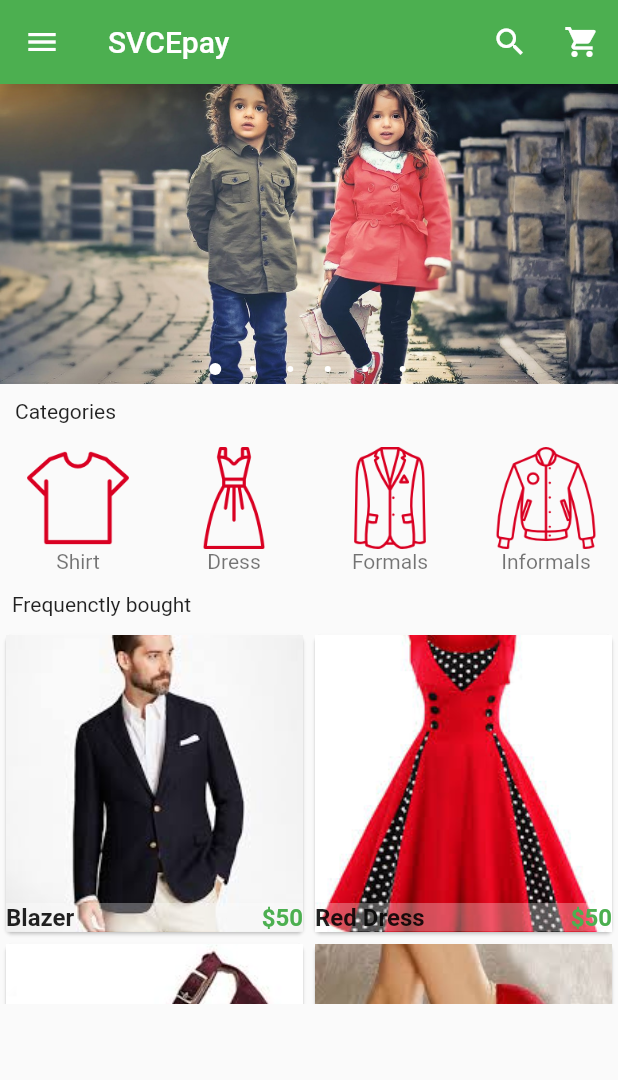
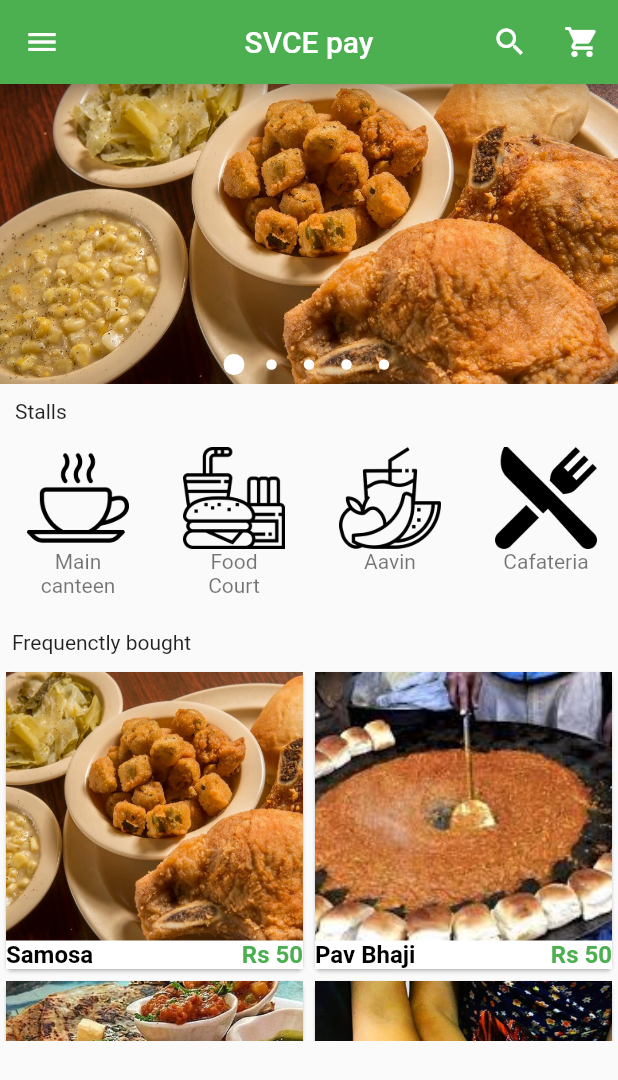
Before and after one commit to Shravandheep4/svce_pay, a Flutter app: the screen it shows after launch, on a phone screen of 412 x 824 dp. Shown: the top 1080 px of the screen. Run offline on Flutter 3.47's test engine with Material 2 defaults, Android fonts, the phone set to English and light mode, and no system bars; drawn by our look-alikes of carousel_pro.

Commit message:
Add food products

```diff
--- a/lib/components/cart_products.dart
+++ b/lib/components/cart_products.dart
@@ -10,18 +10,18 @@ class _CartProductsState extends State<CartProducts> {
 
   var productsOnCart = [
     {
-      "name": "Blazer",
-      "picture" : "assets/images/products/blazer1.jpeg",
+      "name": "Pav Bhaji",
+      "picture" : "assets/images/food/pl2.jpg",
+      "quantity" : 1,
       "price": 50,
-      "quantity" : 1
     },
 
     {
-      "name": "Red Dress",
-      "picture" : "assets/images/products/dress1.jpeg",
+      "name": "Flavours",
+      "picture" : "assets/images/food/pl3.jpg",
+      "quantity" : 3,
       "price": 50,
-      "quantity" : 3
-    }
+    },
   ];
 
 
@@ -73,10 +73,10 @@ class SingleCartProduct extends StatelessWidget {
             new Row(
               children: <Widget>[
                 Padding(padding: EdgeInsets.all(2.0), child: Text("Quantity:")),
-                Padding(padding: EdgeInsets.all(2.0), child: Text("${prodQuant}", style: TextStyle(color: Colors.pink, fontSize: 18.0),)),
+                Padding(padding: EdgeInsets.all(2.0), child: Text("${prodQuant}", style: TextStyle(color: Colors.pink, fontSize: 14.0),)),
 
-                Padding(padding: const EdgeInsets.fromLTRB(14.0, 2.0, 2.0, 2.0), child: Text("Price:")),
-                Padding(padding: const EdgeInsets.all(2.0), child: Text("\$${prodPrice}", style: TextStyle(color: Colors.pink, fontSize: 18.0),))
+                Padding(padding: const EdgeInsets.fromLTRB(10.0, 2.0, 2.0, 2.0), child: Text("Price:")),
+                Padding(padding: const EdgeInsets.all(2.0), child: Text("\$${prodPrice}", style: TextStyle(color: Colors.pink, fontSize: 14.0),))
               ],
             )
           ],
--- a/lib/components/horizontal_listview.dart
+++ b/lib/components/horizontal_listview.dart
@@ -4,39 +4,39 @@ class HorizontalList extends StatelessWidget {
   @override
   Widget build(BuildContext context) {
     return Container(
-      height: 95.0,
+      height: 120.0,
       child: ListView(
         scrollDirection: Axis.horizontal,
         children: <Widget>[
 
           Category(
-            imageLocation: 'assets/images/cats/tshirt.png',
-            imageCaption: 'Shirt',
+            imageLocation: 'assets/images/food/c1.png',
+            imageCaption: 'Main canteen',
           ),
 
           Category(
-            imageLocation: 'assets/images/cats/dress.png',
-            imageCaption: 'Dress',
+            imageLocation: 'assets/images/food/c2.png',
+            imageCaption: 'Food Court',
           ),
 
           Category(
-            imageLocation: 'assets/images/cats/formal.png',
-            imageCaption: 'Formals',
+            imageLocation: 'assets/images/food/c3.png',
+            imageCaption: 'Aavin',
           ),
 
           Category(
-            imageLocation: 'assets/images/cats/informal.png',
-            imageCaption: 'Informals',
+            imageLocation: 'assets/images/food/c4.png',
+            imageCaption: 'Cafateria',
           ),
 
           Category(
-            imageLocation: 'assets/images/cats/shoe.png',
-            imageCaption: 'Shoes',
+            imageLocation: 'assets/images/food/c5.png',
+            imageCaption: 'Juice Center',
           ),
 
           Category(
-            imageLocation: 'assets/images/cats/jeans.png',
-            imageCaption: 'Jeans',
+            imageLocation: 'assets/images/food/f1.png',
+            imageCaption: 'Chill out',
           ),
 
         ],
--- a/lib/components/products.dart
+++ b/lib/components/products.dart
@@ -10,30 +10,28 @@ class _ProductsState extends State<Products> {
 
   var productList = [
     {
-      "name": "Blazer",
-      "picture" : "assets/images/products/blazer1.jpeg",
+      "name": "Samosa",
+      "picture" : "assets/images/food/pl1.jpg",
       "price": 50,
     },
 
     {
-      "name": "Red Dress",
-      "picture" : "assets/images/products/dress1.jpeg",
+      "name": "Pav Bhaji",
+      "picture" : "assets/images/food/pl2.jpg",
       "price": 50,
     },
 
     {
-      "name": "Some dress",
-      "picture" : "assets/images/products/hills1.jpeg",
+      "name": "Flavours",
+      "picture" : "assets/images/food/pl3.jpg",
       "price": 50,
     },
 
     {
-      "name": "Hills",
-      "picture" : "assets/images/products/hills2.jpeg",
+      "name": "Ice Cream",
+      "picture" : "assets/images/food/pl4.jpg",
       "price": 50,
     },
-
-
 
   ];
 
@@ -86,14 +84,14 @@ class SingleProduct extends StatelessWidget {
             child: GridTile(
               child: Image.asset(prodPicture, fit: BoxFit.cover,),
               footer: Container(
-                color: Colors.white30,
+                color: Colors.white,
                 child: new Row(
                   children: <Widget>[
                     Expanded(
-                      child: Text(prodName,style: TextStyle(fontWeight: FontWeight.bold,fontSize: 16.0)),
+                      child: Text(prodName,style: TextStyle(fontWeight: FontWeight.bold,fontSize: 16.0, color: Colors.black)),
                     ),
 
-                    new Text("\$${prodPrice}", style: TextStyle(fontWeight: FontWeight.bold, color: Colors.green, fontSize: 16.0),)
+                    new Text("Rs ${prodPrice}", style: TextStyle(fontWeight: FontWeight.bold, color: Colors.green, fontSize: 16.0),)
 
 
                   ],
--- a/lib/main.dart
+++ b/lib/main.dart
@@ -31,17 +31,16 @@ class _HomePageState extends State<HomePage> {
       child : new Carousel(
         boxFit: BoxFit.cover,
         images: [
-          AssetImage('assets/images/c1.jpg'),
-          AssetImage('assets/images/m1.jpeg'),
-          AssetImage('assets/images/m2.jpg'),
-          AssetImage('assets/images/w1.jpeg'),
-          AssetImage('assets/images/w3.jpeg'),
-          AssetImage('assets/images/w4.jpeg'),
+          AssetImage('assets/images/food/pl1.jpg'),
+          AssetImage('assets/images/food/pl2.jpg'),
+          AssetImage('assets/images/food/pl3.jpg'),
+          AssetImage('assets/images/food/pl4.jpg'),
+          AssetImage('assets/images/food/pl6.jpg')
         ],
         autoplay: true,
         animationCurve: Curves.fastOutSlowIn,
-        animationDuration: Duration(milliseconds: 1000),
-        dotSize: 4.0,
+        animationDuration: Duration(milliseconds: 2000),
+        dotSize: 7.0,
         dotBgColor: Colors.transparent,
         indicatorBgPadding: 6.0,
         dotColor: Colors.white,
@@ -53,8 +52,8 @@ class _HomePageState extends State<HomePage> {
       appBar: new AppBar(
         elevation: 5.0,
         backgroundColor: Colors.green,
-        //centerTitle: true,
-        title : Text("SVCEpay"),
+        centerTitle: true,
+        title : Text("SVCE pay"),
         actions: <Widget>[
           new IconButton(icon: Icon(Icons.search, color: Colors.white),onPressed: (){} ),
           new IconButton(icon: Icon(Icons.shopping_cart, color: Colors.white),onPressed: (){
@@ -78,7 +77,7 @@ class _HomePageState extends State<HomePage> {
                 )
               ),
               decoration: new BoxDecoration(
-                color : Colors.pink
+                color : Colors.red
               ),
 
             ),
@@ -157,7 +156,7 @@ class _HomePageState extends State<HomePage> {
 
           imageCarousel,
 
-          new Padding(padding: const EdgeInsets.all(10.0),child: new Text("Categories")),
+          new Padding(padding: const EdgeInsets.all(10.0),child: new Text("Stalls")),
 
           new HorizontalList(),
 
--- a/lib/pages/product_details.dart
+++ b/lib/pages/product_details.dart
@@ -177,7 +177,7 @@ class _ProductDetailsState extends State<ProductDetails> {
 
           new ListTile(
             title : new Text("Food Descripton"),
-            subtitle: new Text("Sambar often contains sambar powder, a coarse spice mix made of roasted lentils, dried whole red chilies, fenugreek seeds, coriander seeds and sometimes asafoetida and curry leaves. Regional variations include cumin, black pepper, grated coconut, cinnamon, or other spices.The vegetables, tamarind pulp, sambar powder, turmeric, salt, and asafoetida are boiled together until the vegetables are half-cooked. Then the cooked lentils (most often the split pigeon pea) are added and allowed to cook until the vegetables are done. A spice-scented oil is added to the cooked sambar for extra flavor and tempering, and the dish is served garnished with fresh coriander leaves or curry leaves."),
+            subtitle: new Text("SVCE offers various kinds of delicious!!"),
 
           ),
 
@@ -210,29 +210,28 @@ class SimilarProducts extends StatefulWidget {
 class _SimilarProductsState extends State<SimilarProducts> {
 var productList = [
     {
-      "name": "Blazer",
-      "picture" : "assets/images/products/blazer1.jpeg",
+      "name": "Samosa",
+      "picture" : "assets/images/food/pl1.jpg",
       "price": 50,
     },
 
     {
-      "name": "Red Dress",
-      "picture" : "assets/images/products/dress1.jpeg",
+      "name": "Pav Bhaji",
+      "picture" : "assets/images/food/pl2.jpg",
       "price": 50,
     },
 
     {
-      "name": "Some dress",
-      "picture" : "assets/images/products/hills1.jpeg",
+      "name": "Flavours",
+      "picture" : "assets/images/food/pl3.jpg",
       "price": 50,
     },
 
     {
-      "name": "Hills",
-      "picture" : "assets/images/products/hills2.jpeg",
+      "name": "Ice Cream",
+      "picture" : "assets/images/food/pl4.jpg",
       "price": 50,
     },
-
 
 
   ];
@@ -293,7 +292,7 @@ class SingleSimilarProducts extends StatelessWidget {
                       child: Text(prodName,style: TextStyle(fontWeight: FontWeight.bold,fontSize: 16.0)),
                     ),
 
-                    new Text("\$${prodPrice}", style: TextStyle(fontWeight: FontWeight.bold, color: Colors.red, fontSize: 16.0),)
+                    new Text("Rs.${prodPrice}", style: TextStyle(fontWeight: FontWeight.bold, color: Colors.red, fontSize: 16.0),)
 
 
                   ],
--- /dev/null
+++ b/lib/pages/stalls.dart
@@ -0,0 +1 @@
+import 'package:flutter/material.dart';
```
Also changed, not shown: pubspec.yaml (+11 -0 lines), assets/images/food/c1.png (added), assets/images/food/c2.png (added), assets/images/food/c3.png (added), assets/images/food/c4.png (added), assets/images/food/c5.png (added), assets/images/food/f1.png (added), assets/images/food/pl1.jpg (added), assets/images/food/pl2.jpg (added), assets/images/food/pl3.jpg (added), assets/images/food/pl4.jpg (added), assets/images/food/pl6.jpg (added).
